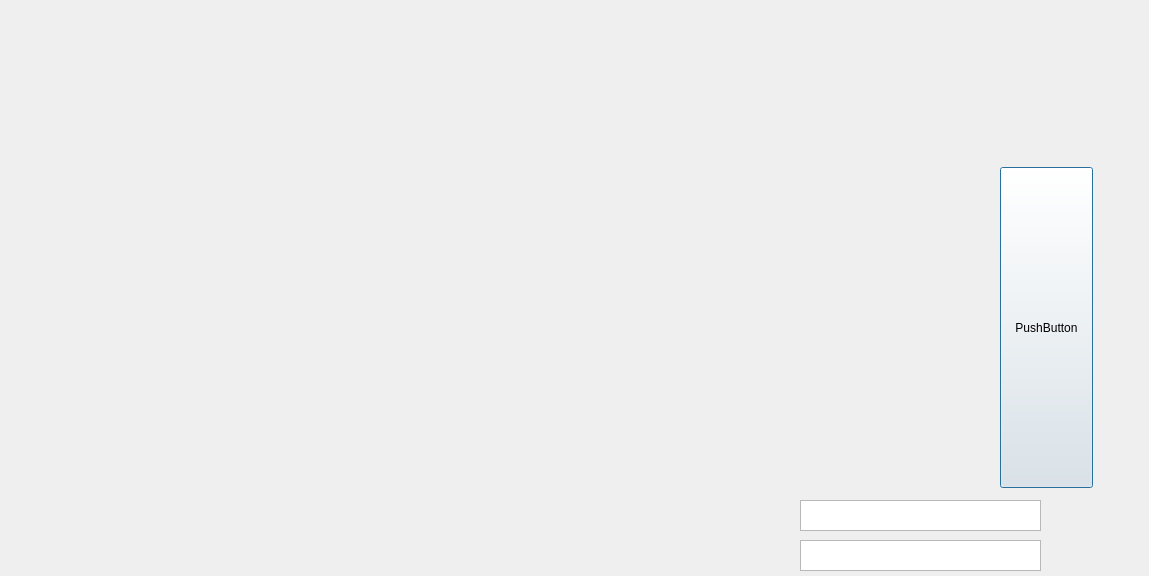
Qt form CGameDlg.ui (cryyin/DataStructure_final) before a commit.
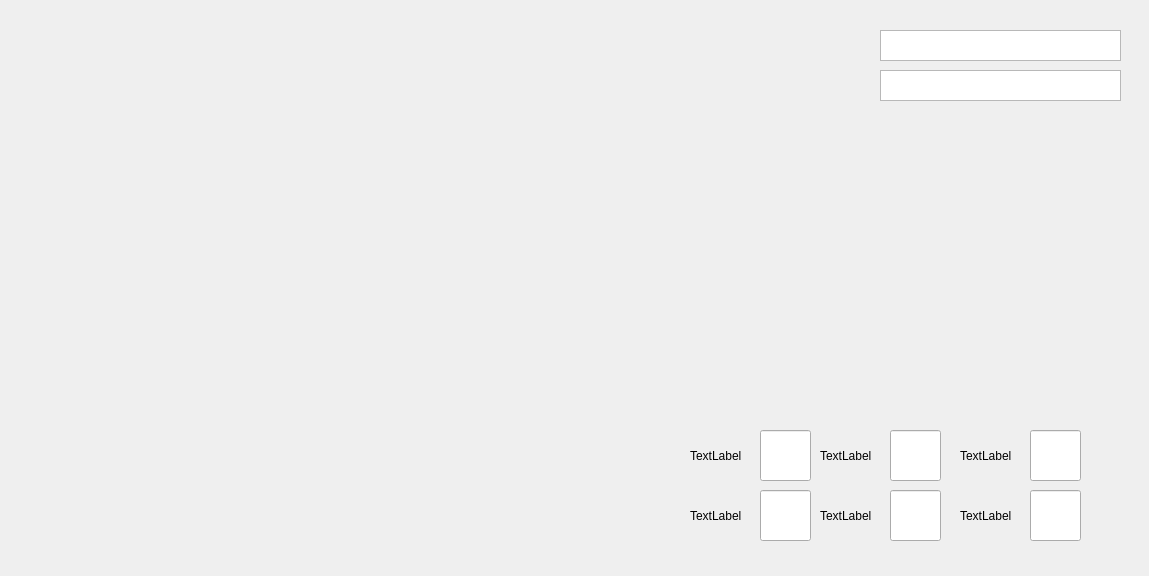
The same form after that commit.

Patch:
```diff
--- a/CGameDlg.ui
+++ b/CGameDlg.ui
@@ -13,24 +13,11 @@
   <property name="windowTitle">
    <string>Dialog</string>
   </property>
-  <widget class="QPushButton" name="pushButton">
-   <property name="geometry">
-    <rect>
-     <x>1000</x>
-     <y>167</y>
-     <width>93</width>
-     <height>321</height>
-    </rect>
-   </property>
-   <property name="text">
-    <string>PushButton</string>
-   </property>
-  </widget>
   <widget class="QTextEdit" name="textEdit">
    <property name="geometry">
     <rect>
-     <x>800</x>
-     <y>500</y>
+     <x>880</x>
+     <y>30</y>
      <width>241</width>
      <height>31</height>
     </rect>
@@ -39,13 +26,151 @@
   <widget class="QTextEdit" name="textEdit_2">
    <property name="geometry">
     <rect>
-     <x>800</x>
-     <y>540</y>
+     <x>880</x>
+     <y>70</y>
      <width>241</width>
      <height>31</height>
     </rect>
    </property>
   </widget>
+  <widget class="QLineEdit" name="lineEdit">
+   <property name="geometry">
+    <rect>
+     <x>760</x>
+     <y>430</y>
+     <width>51</width>
+     <height>51</height>
+    </rect>
+   </property>
+  </widget>
+  <widget class="QLabel" name="label">
+   <property name="geometry">
+    <rect>
+     <x>690</x>
+     <y>430</y>
+     <width>51</width>
+     <height>51</height>
+    </rect>
+   </property>
+   <property name="text">
+    <string>TextLabel</string>
+   </property>
+  </widget>
+  <widget class="QLineEdit" name="lineEdit_2">
+   <property name="geometry">
+    <rect>
+     <x>890</x>
+     <y>430</y>
+     <width>51</width>
+     <height>51</height>
+    </rect>
+   </property>
+  </widget>
+  <widget class="QLabel" name="label_2">
+   <property name="geometry">
+    <rect>
+     <x>820</x>
+     <y>430</y>
+     <width>51</width>
+     <height>51</height>
+    </rect>
+   </property>
+   <property name="text">
+    <string>TextLabel</string>
+   </property>
+  </widget>
+  <widget class="QLineEdit" name="lineEdit_3">
+   <property name="geometry">
+    <rect>
+     <x>1030</x>
+     <y>430</y>
+     <width>51</width>
+     <height>51</height>
+    </rect>
+   </property>
+  </widget>
+  <widget class="QLabel" name="label_3">
+   <property name="geometry">
+    <rect>
+     <x>960</x>
+     <y>430</y>
+     <width>51</width>
+     <height>51</height>
+    </rect>
+   </property>
+   <property name="text">
+    <string>TextLabel</string>
+   </property>
+  </widget>
+  <widget class="QLineEdit" name="lineEdit_4">
+   <property name="geometry">
+    <rect>
+     <x>760</x>
+     <y>490</y>
+     <width>51</width>
+     <height>51</height>
+    </rect>
+   </property>
+  </widget>
+  <widget class="QLabel" name="label_4">
+   <property name="geometry">
+    <rect>
+     <x>690</x>
+     <y>490</y>
+     <width>51</width>
+     <height>51</height>
+    </rect>
+   </property>
+   <property name="text">
+    <string>TextLabel</string>
+   </property>
+  </widget>
+  <widget class="QLineEdit" name="lineEdit_5">
+   <property name="geometry">
+    <rect>
+     <x>890</x>
+     <y>490</y>
+     <width>51</width>
+     <height>51</height>
+    </rect>
+   </property>
+  </widget>
+  <widget class="QLabel" name="label_5">
+   <property name="geometry">
+    <rect>
+     <x>820</x>
+     <y>490</y>
+     <width>51</width>
+     <height>51</height>
+    </rect>
+   </property>
+   <property name="text">
+    <string>TextLabel</string>
+   </property>
+  </widget>
+  <widget class="QLineEdit" name="lineEdit_6">
+   <property name="geometry">
+    <rect>
+     <x>1030</x>
+     <y>490</y>
+     <width>51</width>
+     <height>51</height>
+    </rect>
+   </property>
+  </widget>
+  <widget class="QLabel" name="label_6">
+   <property name="geometry">
+    <rect>
+     <x>960</x>
+     <y>490</y>
+     <width>51</width>
+     <height>51</height>
+    </rect>
+   </property>
+   <property name="text">
+    <string>TextLabel</string>
+   </property>
+  </widget>
  </widget>
  <resources/>
  <connections/>
```
